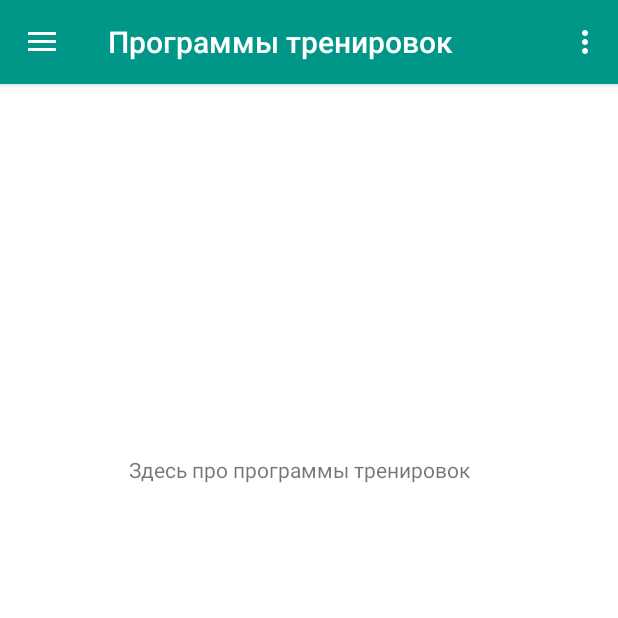
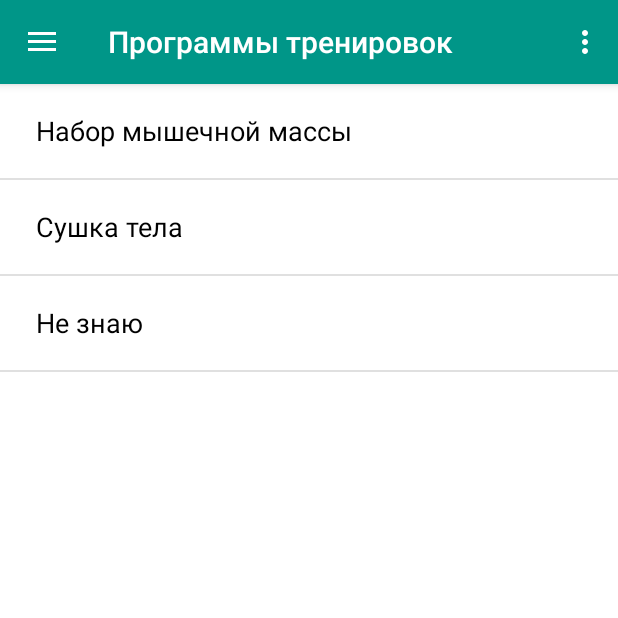
Before and after one commit to Demoncho/GetFit, an Android app: the screen it shows after launch (MainActivity), after a tap on "Программы тренировок", on a phone screen of 412 x 824 dp, the top half of it. Run offline under Robolectric (Android 15) with nearby library versions, the phone set to English and light mode, and no system bars; 1 other tap on this screen came first.

Commit message:
Добавил программы тренировок

```diff
--- /dev/null
+++ b/app/src/main/java/ru/demoncho/getfit/training/RVAdapter_training.java
@@ -0,0 +1,82 @@
+package ru.demoncho.getfit.training;
+
+import android.content.Context;
+import android.os.Bundle;
+import android.support.v4.app.Fragment;
+import android.support.v4.app.FragmentManager;
+import android.support.v7.widget.RecyclerView;
+import android.view.LayoutInflater;
+import android.view.View;
+import android.view.ViewGroup;
+import android.widget.RelativeLayout;
+import android.widget.TextView;
+
+import java.util.ArrayList;
+
+import ru.demoncho.getfit.Food.RVAdapter_food;
+import ru.demoncho.getfit.Food.item_food;
+import ru.demoncho.getfit.R;
+
+/**
+ * Created by Дмитрий on 12.03.2018.
+ */
+
+public class RVAdapter_training extends RecyclerView.Adapter<RVAdapter_training.ViewHolder>{
+
+    private ArrayList<String> mItems_titles = new ArrayList<>();
+    private ArrayList<String> mItems = new ArrayList<>();
+    //private ArrayList<String> mImageUrls = new ArrayList<>();
+
+    private Context mContext;
+    public FragmentManager f_manager; // нужно для смены фрагментов между собой
+
+    public RVAdapter_training(Context context, ArrayList<String> titles, ArrayList<String> items, FragmentManager f_manager) {
+        mItems_titles = titles;
+        mItems = items;
+        //mImageUrls = images;
+        mContext = context;
+        this.f_manager = f_manager;
+    }
+
+    @Override
+    public ViewHolder onCreateViewHolder(ViewGroup parent, int viewType) {
+        View view = LayoutInflater.from(parent.getContext()).inflate(R.layout.layout_listitem_training, parent, false);
+        ViewHolder holder = new ViewHolder(view);
+        return holder;
+    }
+
+    // действия при клике на элемент
+    @Override
+    public void onBindViewHolder(ViewHolder holder, final int position) {
+
+        holder.imageName.setText(mItems_titles.get(position));
+
+        holder.parentLayout.setOnClickListener(new View.OnClickListener() {
+            @Override
+            public void onClick(View view) {
+                Fragment argumentFragment = new item_training();
+                Bundle data = new Bundle();//create bundle instance
+                data.putString("titles", mItems_titles.get(position));
+                data.putString("items", mItems.get(position));
+                argumentFragment.setArguments(data);
+                f_manager.beginTransaction().replace(R.id.screen_area, argumentFragment).addToBackStack("my_fragment2").commit();
+            }
+        });
+    }
+
+    @Override
+    public int getItemCount() {
+        return mItems_titles.size();
+    }
+
+    public class ViewHolder extends RecyclerView.ViewHolder{
+        TextView imageName;
+        RelativeLayout parentLayout;
+
+        public ViewHolder(View itemView) {
+            super(itemView);
+            imageName = itemView.findViewById(R.id.image_name);
+            parentLayout = itemView.findViewById(R.id.parent_layout);
+        }
+    }
+}
--- a/app/src/main/java/ru/demoncho/getfit/training/nav_training.java
+++ b/app/src/main/java/ru/demoncho/getfit/training/nav_training.java
@@ -3,10 +3,16 @@ package ru.demoncho.getfit.training;
 import android.os.Bundle;
 import android.support.annotation.Nullable;
 import android.support.v4.app.Fragment;
+import android.support.v7.widget.DividerItemDecoration;
+import android.support.v7.widget.LinearLayoutManager;
+import android.support.v7.widget.RecyclerView;
 import android.view.LayoutInflater;
 import android.view.View;
 import android.view.ViewGroup;
 
+import java.util.ArrayList;
+
+import ru.demoncho.getfit.Food.RVAdapter_food;
 import ru.demoncho.getfit.R;
 
 /**
@@ -14,17 +20,44 @@ import ru.demoncho.getfit.R;
  */
 
 public class nav_training extends Fragment {
+    private ArrayList<String> mItems_titles = new ArrayList<>();
+    private ArrayList<String> mItems = new ArrayList<>();
+
     @Nullable
     @Override
     public View onCreateView(LayoutInflater inflater, @Nullable ViewGroup container, Bundle savedInstanceState) {
         View view = inflater.inflate(R.layout.nav_training, null);
+        initImageBitmaps(view);
         return view;
+    }
+
+    private void initImageBitmaps(View view){
+        if(mItems.isEmpty()){
+            mItems_titles.add(getString(R.string.Massa_title1));
+            mItems.add("Massa_description1");
+
+            mItems_titles.add(getString(R.string.Dry_title));
+            mItems.add("Dry_description");
+
+            mItems_titles.add(getString(R.string.Xz_title));
+            mItems.add("Xz_description");
+
+        }
+        initRecyclerView(view);
+    }
+
+    private void initRecyclerView(View view){
+        RecyclerView recyclerView = view.findViewById(R.id.recyclerv_view);
+        RVAdapter_training adapter = new RVAdapter_training(this.getActivity(), mItems_titles, mItems, getFragmentManager());
+        recyclerView.setAdapter(adapter);
+        recyclerView.setLayoutManager(new LinearLayoutManager(this.getActivity()));
+        recyclerView.addItemDecoration(new DividerItemDecoration(this.getActivity(), LinearLayoutManager.VERTICAL));
     }
 
     @Override
     public void onViewCreated(View view, @Nullable Bundle savedInstanceState) {
         super.onViewCreated(view, savedInstanceState);
-
         getActivity().setTitle("Программы тренировок");
     }
+
 }
--- /dev/null
+++ b/app/src/main/res/layout/layout_listitem_training.xml
@@ -0,0 +1,22 @@
+<?xml version="1.0" encoding="utf-8"?>
+<RelativeLayout
+    xmlns:android="http://schemas.android.com/apk/res/android"
+    android:layout_width="match_parent"
+    android:layout_height="wrap_content"
+    xmlns:app="http://schemas.android.com/apk/res-auto"
+    android:padding="14dp"
+    android:id="@+id/parent_layout">
+
+    <TextView
+        android:layout_width="wrap_content"
+        android:layout_height="wrap_content"
+        android:text="Canada"
+        android:id="@+id/image_name"
+        android:layout_toRightOf="@+id/image"
+        android:textColor="#000"
+        android:layout_centerVertical="true"
+        android:layout_marginTop="10dp"
+        android:layout_marginLeft="10dp"
+        android:textSize="18sp"/>
+
+</RelativeLayout>
--- a/app/src/main/res/layout/nav_training.xml
+++ b/app/src/main/res/layout/nav_training.xml
@@ -6,18 +6,11 @@
     android:layout_width="match_parent"
     android:layout_height="match_parent">
 
-    <TextView
-        android:id="@+id/textView3"
-        android:layout_width="wrap_content"
-        android:layout_height="wrap_content"
-        android:layout_marginBottom="246dp"
-        android:layout_marginEnd="85dp"
-        android:layout_marginStart="86dp"
-        android:layout_marginTop="247dp"
-        android:text="Здесь про программы тренировок"
-        app:layout_constraintBottom_toBottomOf="parent"
-        app:layout_constraintEnd_toEndOf="parent"
-        app:layout_constraintStart_toStartOf="parent"
-        app:layout_constraintTop_toTopOf="parent" />
+    <android.support.v7.widget.RecyclerView
+        android:layout_width="match_parent"
+        android:layout_height="match_parent"
+        android:id="@+id/recyclerv_view">
+
+    </android.support.v7.widget.RecyclerView>
 
 </LinearLayout>
--- /dev/null
+++ b/app/src/main/res/values/training_strings.xml
@@ -0,0 +1,11 @@
+<?xml version="1.0" encoding="utf-8"?>
+<resources>
+    <string name="Massa_title1">Набор мышечной массы</string>
+    <string name="Massa_description1" formatted="false"><![CDATA[<p> <strong> Понедельник(грудные мышцы и бицепсы)</strong> </p> <p> Жим штанги широким хватом на наклонной скамье. 4 подхода по 8 &ndash 12 раз </p> ]]></string>
+
+    <string name="Dry_title">Сушка тела</string>
+    <string name="Dry_description" formatted="false"><![CDATA[<p> <strong> Понедельник(грудные мышцы и бицепсы)</strong> </p> <p>  Жим штанги широким хватом на наклонной скамье. 4 подхода по 8 &ndash 12 раз </p>]]></string>
+
+    <string name="Xz_title">Не знаю</string>
+    <string name="Xz_description" formatted="false"><![CDATA[<p> <strong> Понедельник(грудные мышцы и бицепсы)</strong> </p> <p> Жим штанги широким хватом на наклонной скамье. 4 подхода по 8 &ndash 12 раз </p>]]></string>
+</resources>
```
Also changed, not shown: app/src/main/java/ru/demoncho/getfit/training/item_training.java (added, +49 -0 lines), app/src/main/res/layout/item_training.xml (added, +34 -0 lines).
